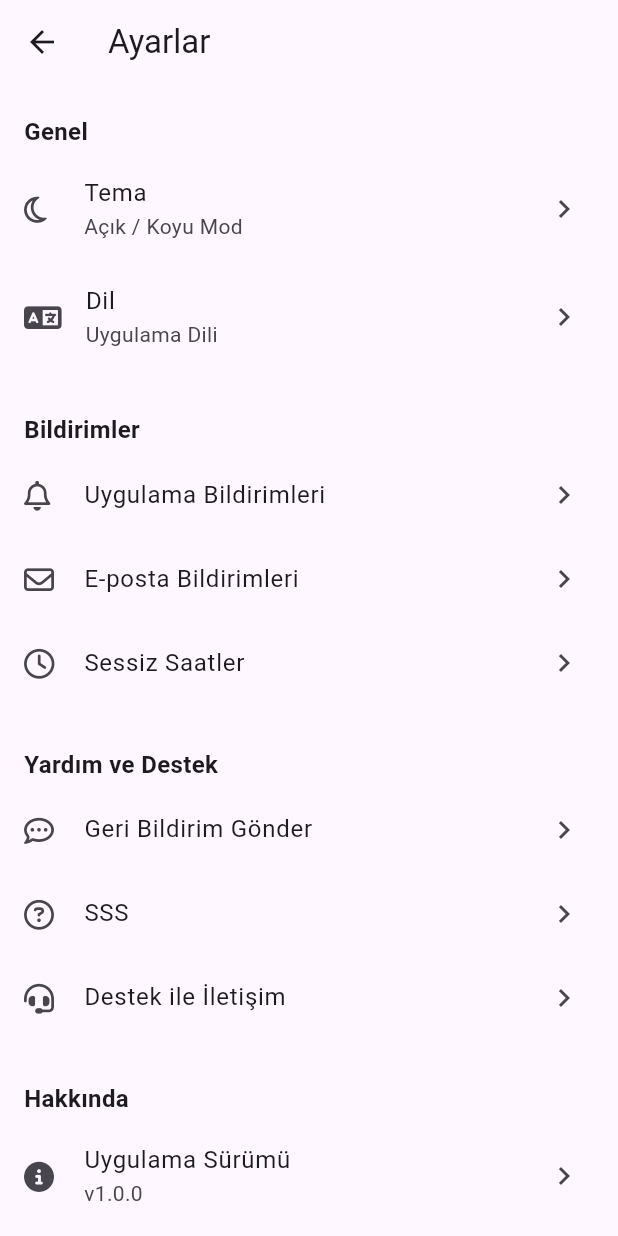
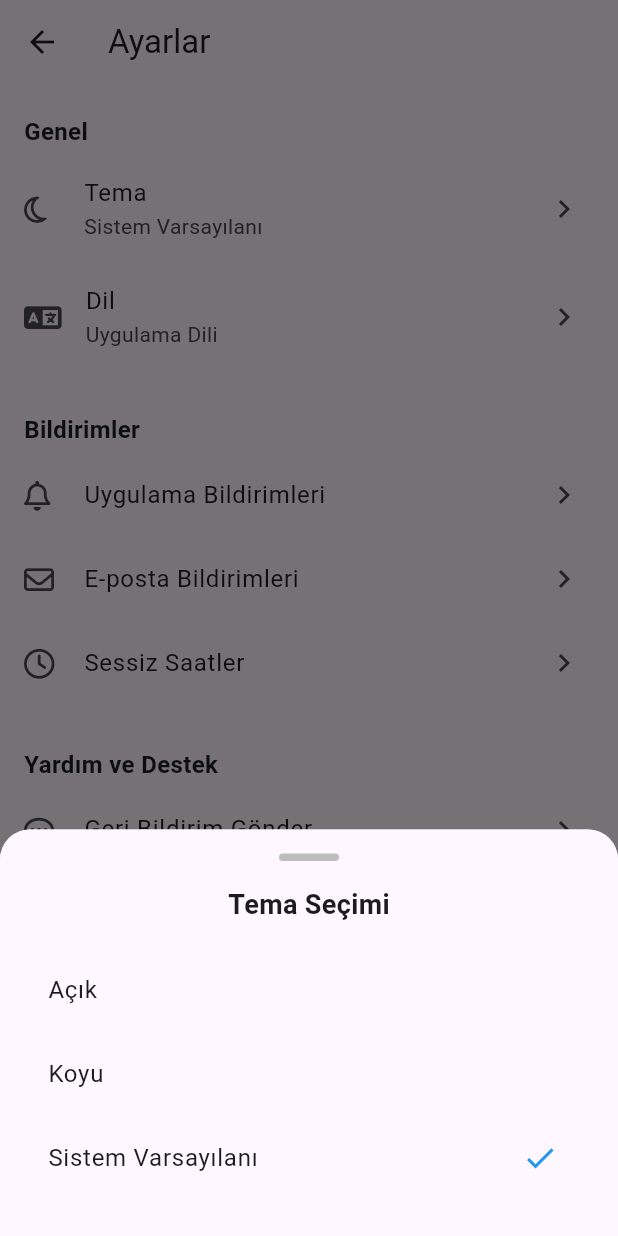
Before and after one commit to canerakduruk/earthquake_mapp, a Flutter app: the SettingsScreen screen opened by its route, after a tap on "Tema", on a phone screen of 412 x 824 dp. Run offline on Flutter 3.47's test engine with Material 3 defaults, Android fonts, the phone set to English and light mode, and no system bars; our stand-ins replace cloud_firestore, dio, fade_shimmer, firebase_auth, firebase_core, flutter_map and 7 more; missing offline and left inert: flutter_map_marker_cluster_plus; accounts and stored records are empty; network calls fail.

Commit message:
-Karanlık/Aydınlık tema eklendi.

```diff
--- a/lib/core/routes/app_router.dart
+++ b/lib/core/routes/app_router.dart
@@ -1,13 +1,13 @@
 import 'package:earthquake_mapp/presentation/screens/bottombar_nav_screen.dart';
 import 'package:earthquake_mapp/presentation/screens/earthquake_list/earthquake_list_screen.dart';
 import 'package:earthquake_mapp/presentation/screens/earthquake_map/earthquake_map_screen.dart';
-import 'package:earthquake_mapp/presentation/screens/form/login_form.dart';
-import 'package:earthquake_mapp/presentation/screens/form/register_form.dart';
+import 'package:earthquake_mapp/presentation/screens/auth/login_form.dart';
+import 'package:earthquake_mapp/presentation/screens/auth/register_form.dart';
 import 'package:earthquake_mapp/presentation/screens/home/earthquake_assembly_screen.dart';
 import 'package:earthquake_mapp/presentation/screens/home/home_screen.dart';
 import 'package:earthquake_mapp/presentation/screens/home/profile/edit_profile/edit_profile_screen.dart';
 import 'package:earthquake_mapp/presentation/screens/home/profile/profile_screen.dart';
-import 'package:earthquake_mapp/presentation/screens/home/settings_screen.dart';
+import 'package:earthquake_mapp/presentation/screens/home/settings/settings_screen.dart';
 import 'package:flutter/material.dart';
 
 import 'app_routes.dart';
--- a/lib/main.dart
+++ b/lib/main.dart
@@ -1,6 +1,7 @@
 import 'package:earthquake_mapp/core/routes/app_router.dart';
 import 'package:earthquake_mapp/core/routes/app_routes.dart';
 import 'package:earthquake_mapp/core/utils/logger_helper.dart';
+import 'package:earthquake_mapp/presentation/providers/theme_provider.dart';
 import 'package:flutter/material.dart';
 import 'package:flutter_riverpod/flutter_riverpod.dart';
 import 'package:firebase_core/firebase_core.dart';
@@ -23,9 +24,14 @@ class MainApp extends ConsumerWidget {
 
   @override
   Widget build(BuildContext context, WidgetRef ref) {
+    final themeMode = ref.watch(themeModeProvider);
+
     return MaterialApp(
       debugShowCheckedModeBanner: false,
       title: 'Earthquake App',
+      theme: ThemeData.light(),
+      darkTheme: ThemeData.dark(),
+      themeMode: themeMode,
       onGenerateRoute: AppRouter.generateRoute,
     );
   }
--- a/lib/presentation/screens/form/login_form.dart
+++ b/lib/presentation/screens/auth/login_form.dart
@@ -1,6 +1,6 @@
 import 'package:earthquake_mapp/core/utils/logger_helper.dart';
 import 'package:earthquake_mapp/presentation/providers/auth_provider.dart';
-import 'package:earthquake_mapp/presentation/screens/form/register_form.dart';
+import 'package:earthquake_mapp/presentation/screens/auth/register_form.dart';
 import 'package:earthquake_mapp/presentation/viewmodels/auth_viewmodel.dart';
 import 'package:flutter/material.dart';
 import 'package:flutter_riverpod/flutter_riverpod.dart';
--- a/lib/presentation/screens/form/register_form.dart
+++ b/lib/presentation/screens/auth/register_form.dart
@@ -1,5 +1,5 @@
 import 'package:earthquake_mapp/presentation/providers/auth_provider.dart';
-import 'package:earthquake_mapp/presentation/screens/form/login_form.dart';
+import 'package:earthquake_mapp/presentation/screens/auth/login_form.dart';
 import 'package:flutter/material.dart';
 import 'package:flutter_riverpod/flutter_riverpod.dart';
 import 'package:intl/intl.dart';
--- a/lib/presentation/screens/home/home_screen.dart
+++ b/lib/presentation/screens/home/home_screen.dart
@@ -1,6 +1,6 @@
 import 'package:earthquake_mapp/core/routes/app_routes.dart';
 import 'package:earthquake_mapp/presentation/providers/auth_provider.dart';
-import 'package:earthquake_mapp/presentation/screens/form/login_form.dart';
+import 'package:earthquake_mapp/presentation/screens/auth/login_form.dart';
 import 'package:flutter/material.dart';
 import 'package:flutter_riverpod/flutter_riverpod.dart';
 import 'package:font_awesome_flutter/font_awesome_flutter.dart';
--- a/lib/presentation/screens/home/settings_screen.dart
+++ b/lib/presentation/screens/home/settings/settings_screen.dart
@@ -1,39 +1,55 @@
+import 'package:earthquake_mapp/presentation/providers/theme_provider.dart';
 import 'package:flutter/material.dart';
+import 'package:flutter_riverpod/flutter_riverpod.dart';
 import 'package:font_awesome_flutter/font_awesome_flutter.dart';
+import 'theme_selection_modal.dart';
 
-class SettingsScreen extends StatelessWidget {
+class SettingsScreen extends ConsumerWidget {
   const SettingsScreen({super.key});
 
   @override
-  Widget build(BuildContext context) {
+  Widget build(BuildContext context, WidgetRef ref) {
+    final themeMode = ref.watch(themeModeProvider);
+    final selectedTheme = _themeModeToString(themeMode);
+
     return Scaffold(
       appBar: AppBar(title: const Text("Ayarlar")),
       body: ListView(
         children: [
           const SizedBox(height: 16),
           _buildSectionTitle("Genel"),
-          _buildTile(FontAwesomeIcons.moon, "Tema", "Açık / Koyu Mod"),
+          ListTile(
+            leading: FaIcon(FontAwesomeIcons.moon, size: 20),
+            title: const Text("Tema"),
+            subtitle: Text(selectedTheme),
+            trailing: const Icon(Icons.chevron_right),
+            onTap: () {
+              showModalBottomSheet(
+                context: context,
+                shape: const RoundedRectangleBorder(
+                  borderRadius: BorderRadius.vertical(top: Radius.circular(20)),
+                ),
+                builder: (_) => const ThemeSelectionModal(),
+              );
+            },
+          ),
           _buildTile(FontAwesomeIcons.language, "Dil", "Uygulama Dili"),
-
           const SizedBox(height: 24),
           _buildSectionTitle("Bildirimler"),
           _buildTile(FontAwesomeIcons.bell, "Uygulama Bildirimleri"),
           _buildTile(FontAwesomeIcons.envelope, "E-posta Bildirimleri"),
           _buildTile(FontAwesomeIcons.clock, "Sessiz Saatler"),
-
           const SizedBox(height: 24),
           _buildSectionTitle("Yardım ve Destek"),
           _buildTile(FontAwesomeIcons.commentDots, "Geri Bildirim Gönder"),
           _buildTile(FontAwesomeIcons.circleQuestion, "SSS"),
           _buildTile(FontAwesomeIcons.headset, "Destek ile İletişim"),
-
           const SizedBox(height: 24),
           _buildSectionTitle("Hakkında"),
           _buildTile(FontAwesomeIcons.circleInfo, "Uygulama Sürümü", "v1.0.0"),
           _buildTile(FontAwesomeIcons.userShield, "Gizlilik Politikası"),
           _buildTile(FontAwesomeIcons.fileContract, "Kullanım Şartları"),
           _buildTile(FontAwesomeIcons.codeBranch, "Açık Kaynak Lisansları"),
-
           const SizedBox(height: 32),
         ],
       ),
@@ -46,7 +62,7 @@ class SettingsScreen extends StatelessWidget {
       title: Text(title),
       subtitle: subtitle != null ? Text(subtitle) : null,
       trailing: const Icon(Icons.chevron_right),
-      onTap: () {},
+      onTap: null,
     );
   }
 
@@ -59,4 +75,16 @@ class SettingsScreen extends StatelessWidget {
       ),
     );
   }
+
+  String _themeModeToString(ThemeMode mode) {
+    switch (mode) {
+      case ThemeMode.light:
+        return "Açık";
+      case ThemeMode.dark:
+        return "Koyu";
+      case ThemeMode.system:
+      default:
+        return "Sistem Varsayılanı";
+    }
+  }
 }
--- /dev/null
+++ b/lib/presentation/screens/home/settings/theme_selection_modal.dart
@@ -0,0 +1,84 @@
+import 'package:earthquake_mapp/presentation/providers/theme_provider.dart';
+import 'package:flutter/material.dart';
+import 'package:flutter_riverpod/flutter_riverpod.dart';
+
+class ThemeSelectionModal extends ConsumerWidget {
+  const ThemeSelectionModal({super.key});
+
+  @override
+  Widget build(BuildContext context, WidgetRef ref) {
+    final themeMode = ref.watch(themeModeProvider);
+    final selectedTheme = _themeModeToString(themeMode);
+
+    final themes = ["Açık", "Koyu", "Sistem Varsayılanı"];
+    return Container(
+      padding: const EdgeInsets.all(16),
+      decoration: BoxDecoration(
+        color: Theme.of(context).scaffoldBackgroundColor,
+        borderRadius: const BorderRadius.vertical(top: Radius.circular(20)),
+      ),
+      child: Column(
+        mainAxisSize: MainAxisSize.min,
+        children: [
+          // Buraya tutamaç çizgisi ekle
+          Container(
+            width: 40,
+            height: 5,
+            margin: const EdgeInsets.only(bottom: 16),
+            decoration: BoxDecoration(
+              color: Colors.grey[400],
+              borderRadius: BorderRadius.circular(10),
+            ),
+          ),
+
+          const Text(
+            "Tema Seçimi",
+            style: TextStyle(fontSize: 18, fontWeight: FontWeight.bold),
+          ),
+          const SizedBox(height: 16),
+
+          ...themes.map((theme) {
+            final isSelected = theme == selectedTheme;
+            return ListTile(
+              title: Text(theme),
+              trailing: isSelected
+                  ? const Icon(Icons.check, color: Colors.blue)
+                  : null,
+              onTap: () {
+                ref
+                    .read(themeModeProvider.notifier)
+                    .setTheme(_stringToThemeMode(theme));
+
+                Navigator.pop(context);
+              },
+            );
+          }),
+          const SizedBox(height: 8),
+        ],
+      ),
+    );
+  }
+
+  String _themeModeToString(ThemeMode mode) {
+    switch (mode) {
+      case ThemeMode.light:
+        return "Açık";
+      case ThemeMode.dark:
+        return "Koyu";
+      case ThemeMode.system:
+        return "Sistem Varsayılanı";
+    }
+  }
+
+  ThemeMode _stringToThemeMode(String str) {
+    switch (str) {
+      case "Açık":
+        return ThemeMode.light;
+      case "Koyu":
+        return ThemeMode.dark;
+      case "Sistem Varsayılanı":
+      default:
+        return ThemeMode.system;
+    }
+  }
+}
```
Also changed, not shown: lib/presentation/providers/theme_provider.dart (added, +52 -0 lines), 1 other file.
